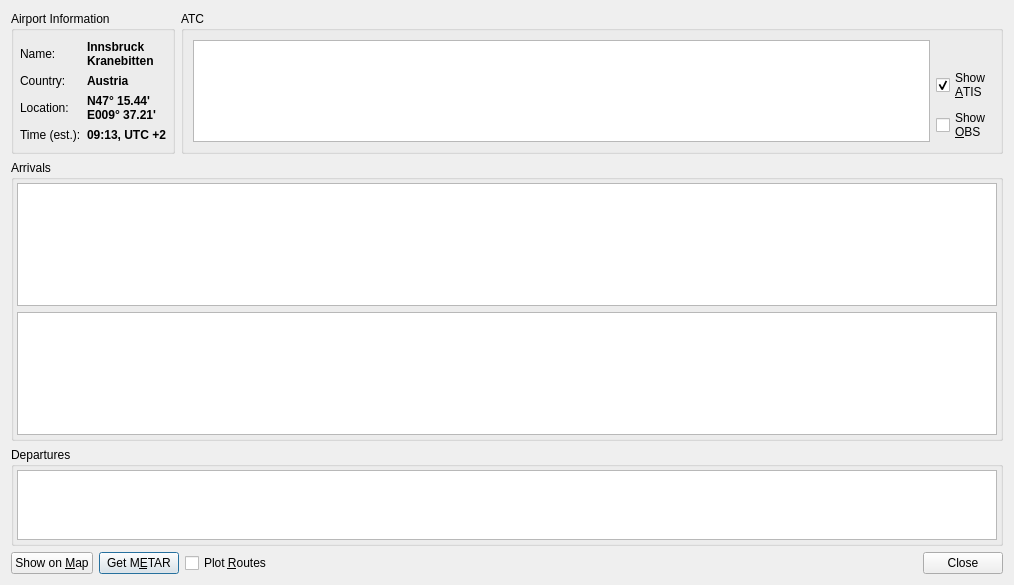
Qt form QuteScoop/gui/AirportDetails.ui (qutescoop/qutescoop) before a commit.
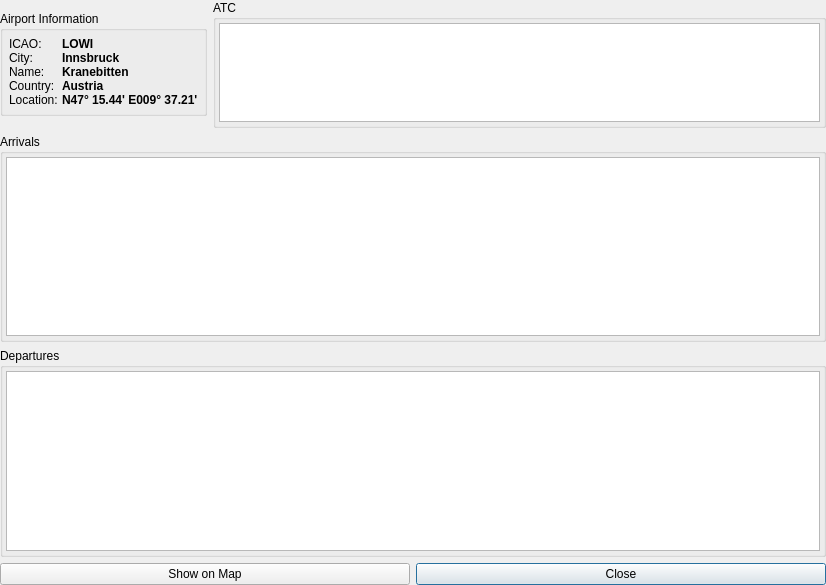
The same form after that commit. Icons and pictures are not drawn.

Diff of the .ui file:
```diff
--- a/QuteScoop/gui/AirportDetails.ui
+++ b/QuteScoop/gui/AirportDetails.ui
@@ -1,71 +1,133 @@
 <?xml version="1.0" encoding="UTF-8"?>
 <ui version="4.0">
  <class>AirportDetails</class>
- <widget class="QDialog" name="AirportDetails">
-  <property name="geometry">
+ <widget class="QDialog" name="AirportDetails" >
+  <property name="geometry" >
    <rect>
     <x>0</x>
     <y>0</y>
-    <width>1014</width>
+    <width>826</width>
     <height>585</height>
    </rect>
   </property>
   <property name="windowTitle">
    <string>Dialog</string>
   </property>
-  <property name="windowIcon">
-   <iconset>
-    <normaloff>:/icons/qutescoop.png</normaloff>:/icons/qutescoop.png</iconset>
-  </property>
-  <layout class="QVBoxLayout" name="_2">
+  <layout class="QVBoxLayout" >
+   <property name="leftMargin" >
+    <number>0</number>
+   </property>
+   <property name="topMargin" >
+    <number>0</number>
+   </property>
+   <property name="rightMargin" >
+    <number>0</number>
+   </property>
+   <property name="bottomMargin" >
+    <number>0</number>
+   </property>
    <item>
-    <layout class="QHBoxLayout" name="horizontalLayout">
+    <layout class="QHBoxLayout" >
      <item>
-      <widget class="QGroupBox" name="groupBox_4">
-       <property name="title">
+      <widget class="QGroupBox" name="groupBox_4" >
+       <property name="sizePolicy" >
+        <sizepolicy vsizetype="Fixed" hsizetype="Preferred" >
+         <horstretch>0</horstretch>
+         <verstretch>0</verstretch>
+        </sizepolicy>
+       </property>
+       <property name="title" >
         <string>Airport Information</string>
        </property>
-       <property name="alignment">
-        <set>Qt::AlignLeading|Qt::AlignLeft|Qt::AlignTop</set>
-       </property>
-       <layout class="QGridLayout">
-        <property name="leftMargin">
+       <layout class="QGridLayout" >
+        <property name="leftMargin" >
          <number>6</number>
         </property>
-        <property name="rightMargin">
+        <property name="topMargin" >
          <number>6</number>
         </property>
-        <item row="0" column="0">
-         <widget class="QLabel" name="label_4">
-          <property name="text">
+        <property name="rightMargin" >
+         <number>6</number>
+        </property>
+        <property name="bottomMargin" >
+         <number>6</number>
+        </property>
+        <property name="horizontalSpacing" >
+         <number>4</number>
+        </property>
+        <property name="verticalSpacing" >
+         <number>0</number>
+        </property>
+        <item row="0" column="0" >
+         <widget class="QLabel" name="label" >
+          <property name="text" >
+           <string>ICAO:</string>
+          </property>
+         </widget>
+        </item>
+        <item row="0" column="1" >
+         <widget class="QLabel" name="lblIcao" >
+          <property name="font" >
+           <font>
+            <weight>75</weight>
+            <bold>true</bold>
+           </font>
+          </property>
+          <property name="text" >
+           <string>LOWI</string>
+          </property>
+         </widget>
+        </item>
+        <item row="1" column="0" >
+         <widget class="QLabel" name="label_3" >
+          <property name="text" >
+           <string>City:</string>
+          </property>
+         </widget>
+        </item>
+        <item row="1" column="1" >
+         <widget class="QLabel" name="lblCity" >
+          <property name="font" >
+           <font>
+            <weight>75</weight>
+            <bold>true</bold>
+           </font>
+          </property>
+          <property name="text" >
+           <string>Innsbruck</string>
+          </property>
+         </widget>
+        </item>
+        <item row="2" column="0" >
+         <widget class="QLabel" name="label_4" >
+          <property name="text" >
            <string>Name:</string>
           </property>
          </widget>
         </item>
-        <item row="0" column="1">
-         <widget class="QLabel" name="lblName">
-          <property name="font">
+        <item row="2" column="1" >
+         <widget class="QLabel" name="lblName" >
+          <property name="font" >
            <font>
             <weight>75</weight>
             <bold>true</bold>
            </font>
           </property>
-          <property name="text">
-           <string>Innsbruck
-Kranebitten</string>
+          <property name="text" >
+           <string>Kranebitten</string>
           </property>
          </widget>
         </item>
-        <item row="1" column="0">
-         <widget class="QLabel" name="label_5">
-          <property name="text">
+        <item row="3" column="0" >
+         <widget class="QLabel" name="label_5" >
+          <property name="text" >
            <string>Country:</string>
           </property>
          </widget>
         </item>
-        <item row="1" column="1">
-         <widget class="QLabel" name="lblCountry">
-          <property name="font">
+        <item row="3" column="1" >
+         <widget class="QLabel" name="lblCountry" >
+          <property name="font" >
            <font>
             <weight>75</weight>
             <bold>true</bold>
@@ -76,159 +138,98 @@
           </property>
          </widget>
         </item>
-        <item row="2" column="0">
-         <widget class="QLabel" name="label_2">
-          <property name="text">
+        <item row="4" column="0" >
+         <widget class="QLabel" name="label_2" >
+          <property name="text" >
            <string>Location:</string>
           </property>
          </widget>
         </item>
-        <item row="2" column="1">
-         <widget class="QLabel" name="lblLocation">
-          <property name="font">
+        <item row="4" column="1" >
+         <widget class="QLabel" name="lblLocation" >
+          <property name="font" >
            <font>
             <weight>75</weight>
             <bold>true</bold>
            </font>
           </property>
-          <property name="text">
-           <string>N47° 15.44' 
-E009° 37.21'</string>
+          <property name="text" >
+           <string>N47° 15.44' E009° 37.21'</string>
           </property>
          </widget>
         </item>
-        <item row="3" column="0">
-         <widget class="QLabel" name="label_6">
-          <property name="text">
-           <string>Time (est.):</string>
-          </property>
-         </widget>
-        </item>
-        <item row="3" column="1">
-         <widget class="QLabel" name="lblTime">
-          <property name="font">
-           <font>
-            <weight>75</weight>
-            <bold>true</bold>
-           </font>
-          </property>
-          <property name="text">
-           <string>09:13, UTC +2</string>
-          </property>
-         </widget>
-        </item>
-        <item row="4" column="0">
-         <spacer name="verticalSpacer">
-          <property name="orientation">
-           <enum>Qt::Vertical</enum>
-          </property>
-          <property name="sizeHint" stdset="0">
-           <size>
-            <width>20</width>
-            <height>40</height>
-           </size>
-          </property>
-         </spacer>
-        </item>
        </layout>
       </widget>
      </item>
      <item>
-      <widget class="QGroupBox" name="groupBoxAtc">
-       <property name="sizePolicy">
-        <sizepolicy hsizetype="Preferred" vsizetype="Maximum">
+      <widget class="QGroupBox" name="groupBoxAtc" >
+       <property name="sizePolicy" >
+        <sizepolicy vsizetype="Fixed" hsizetype="Preferred" >
          <horstretch>0</horstretch>
          <verstretch>0</verstretch>
         </sizepolicy>
        </property>
-       <property name="title">
+       <property name="maximumSize" >
+        <size>
+         <width>16777215</width>
+         <height>128</height>
+        </size>
+       </property>
+       <property name="title" >
         <string>ATC</string>
        </property>
-       <layout class="QGridLayout" name="gridLayoutATC">
-        <item row="0" column="0">
-         <widget class="QTreeView" name="treeAtc">
-          <property name="editTriggers">
-           <set>QAbstractItemView::NoEditTriggers</set>
-          </property>
-          <property name="tabKeyNavigation">
-           <bool>true</bool>
-          </property>
-          <property name="showDropIndicator" stdset="0">
+       <layout class="QVBoxLayout" >
+        <property name="leftMargin" >
+         <number>3</number>
+        </property>
+        <property name="topMargin" >
+         <number>3</number>
+        </property>
+        <property name="rightMargin" >
+         <number>3</number>
+        </property>
+        <property name="bottomMargin" >
+         <number>3</number>
+        </property>
+        <item>
+         <widget class="QTreeView" name="treeAtc" >
+          <property name="rootIsDecorated" >
            <bool>false</bool>
           </property>
-          <property name="rootIsDecorated">
-           <bool>false</bool>
-          </property>
-          <property name="uniformRowHeights">
+          <property name="uniformRowHeights" >
            <bool>true</bool>
           </property>
-          <property name="itemsExpandable">
-           <bool>false</bool>
-          </property>
-          <property name="sortingEnabled">
-           <bool>true</bool>
-          </property>
-          <property name="allColumnsShowFocus">
-           <bool>true</bool>
-          </property>
-          <property name="expandsOnDoubleClick">
+          <property name="itemsExpandable" >
            <bool>false</bool>
           </property>
          </widget>
         </item>
-        <item row="0" column="2">
-         <layout class="QVBoxLayout" name="verticalLayout">
-          <item>
-           <spacer name="verticalSpacer_2">
-            <property name="orientation">
-             <enum>Qt::Vertical</enum>
-            </property>
-            <property name="sizeHint" stdset="0">
-             <size>
-              <width>20</width>
-              <height>40</height>
-             </size>
-            </property>
-           </spacer>
-          </item>
-          <item>
-           <widget class="QCheckBox" name="cbAtis">
-            <property name="text">
-             <string>Show
-&amp;ATIS</string>
-            </property>
-            <property name="checked">
-             <bool>true</bool>
-            </property>
-           </widget>
-          </item>
-          <item>
-           <widget class="QCheckBox" name="cbObservers">
-            <property name="text">
-             <string>Show 
-&amp;OBS</string>
-            </property>
-           </widget>
-          </item>
-         </layout>
-        </item>
        </layout>
       </widget>
      </item>
     </layout>
    </item>
    <item>
-    <widget class="QGroupBox" name="groupBoxArrivals">
-     <property name="title">
+    <widget class="QGroupBox" name="groupBoxArrivals" >
+     <property name="title" >
       <string>Arrivals</string>
      </property>
-     <layout class="QVBoxLayout">
-      <property name="margin">
+     <layout class="QVBoxLayout" >
+      <property name="leftMargin" >
        <number>3</number>
       </property>
+      <property name="topMargin" >
+       <number>3</number>
+      </property>
+      <property name="rightMargin" >
+       <number>3</number>
+      </property>
+      <property name="bottomMargin" >
+       <number>3</number>
+      </property>
       <item>
-       <widget class="QTreeView" name="treeArrivals">
-        <property name="editTriggers">
+       <widget class="QTreeView" name="treeArrivals" >
+        <property name="editTriggers" >
          <set>QAbstractItemView::NoEditTriggers</set>
         </property>
         <property name="tabKeyNavigation">
@@ -248,43 +249,6 @@
         </property>
         <property name="sortingEnabled">
          <bool>true</bool>
-        </property>
-        <property name="allColumnsShowFocus">
-         <bool>true</bool>
-        </property>
-        <property name="expandsOnDoubleClick">
-         <bool>false</bool>
-        </property>
-       </widget>
-      </item>
-      <item>
-       <widget class="QTreeView" name="treeDepartures">
-        <property name="editTriggers">
-         <set>QAbstractItemView::NoEditTriggers</set>
-        </property>
-        <property name="tabKeyNavigation">
-         <bool>true</bool>
-        </property>
-        <property name="showDropIndicator" stdset="0">
-         <bool>false</bool>
-        </property>
-        <property name="rootIsDecorated">
-         <bool>false</bool>
-        </property>
-        <property name="uniformRowHeights">
-         <bool>true</bool>
-        </property>
-        <property name="itemsExpandable">
-         <bool>false</bool>
-        </property>
-        <property name="sortingEnabled">
-         <bool>true</bool>
-        </property>
-        <property name="allColumnsShowFocus">
-         <bool>true</bool>
-        </property>
-        <property name="expandsOnDoubleClick">
-         <bool>false</bool>
         </property>
        </widget>
       </item>
@@ -292,35 +256,35 @@
     </widget>
    </item>
    <item>
-    <widget class="QGroupBox" name="groupBoxDepartures">
-     <property name="title">
+    <widget class="QGroupBox" name="groupBoxDepartures" >
+     <property name="title" >
       <string>Departures</string>
      </property>
-     <layout class="QVBoxLayout">
-      <property name="margin">
+     <layout class="QVBoxLayout" >
+      <property name="leftMargin" >
+       <number>3</number>
+      </property>
+      <property name="topMargin" >
+       <number>3</number>
+      </property>
+      <property name="rightMargin" >
+       <number>3</number>
+      </property>
+      <property name="bottomMargin" >
        <number>3</number>
       </property>
       <item>
-       <widget class="QTreeView" name="treeDepartures">
-        <property name="editTriggers">
-         <set>QAbstractItemView::NoEditTriggers</set>
-        </property>
-        <property name="tabKeyNavigation">
-         <bool>true</bool>
-        </property>
-        <property name="showDropIndicator" stdset="0">
+       <widget class="QTreeView" name="treeDepartures" >
+        <property name="rootIsDecorated" >
          <bool>false</bool>
         </property>
-        <property name="rootIsDecorated">
-         <bool>false</bool>
-        </property>
-        <property name="uniformRowHeights">
+        <property name="uniformRowHeights" >
          <bool>true</bool>
         </property>
         <property name="itemsExpandable">
          <bool>false</bool>
         </property>
-        <property name="sortingEnabled">
+        <property name="sortingEnabled" >
          <bool>true</bool>
         </property>
         <property name="allColumnsShowFocus">
@@ -335,16 +299,13 @@
     </widget>
    </item>
    <item>
-    <layout class="QHBoxLayout" name="_4">
+    <layout class="QHBoxLayout" >
      <item>
-      <widget class="QPushButton" name="buttonShowOnMap">
-       <property name="toolTip">
-        <string>Center Map and zoom in on this Airport</string>
+      <widget class="QPushButton" name="buttonShowOnMap" >
+       <property name="text" >
+        <string>Show on Map</string>
        </property>
-       <property name="text">
-        <string>Show on &amp;Map</string>
-       </property>
-       <property name="shortcut">
+       <property name="shortcut" >
         <string>S</string>
        </property>
        <property name="autoDefault">
@@ -353,29 +314,12 @@
       </widget>
      </item>
      <item>
-      <widget class="QPushButton" name="pbMetar">
-       <property name="toolTip">
-        <string>Will be displayed in the Metar Decoder Widget</string>
+      <widget class="QPushButton" name="btnClose" >
+       <property name="text" >
+        <string>Close</string>
        </property>
-       <property name="text">
-        <string>Get M&amp;ETAR</string>
-       </property>
-      </widget>
-     </item>
-     <item>
-      <widget class="QCheckBox" name="cbPlotRoutes">
-       <property name="toolTip">
-        <string>Also accessible by right click on the airport label. (Uses Navigation Database if available)</string>
-       </property>
-       <property name="text">
-        <string>Plot &amp;Routes</string>
-       </property>
-      </widget>
-     </item>
-     <item>
-      <widget class="QDialogButtonBox" name="buttonBox">
-       <property name="standardButtons">
-        <set>QDialogButtonBox::Close</set>
+       <property name="shortcut" >
+        <string>Esc</string>
        </property>
       </widget>
      </item>
```
Left out of the diff: 75 changed lines with no effect on the pictures.
